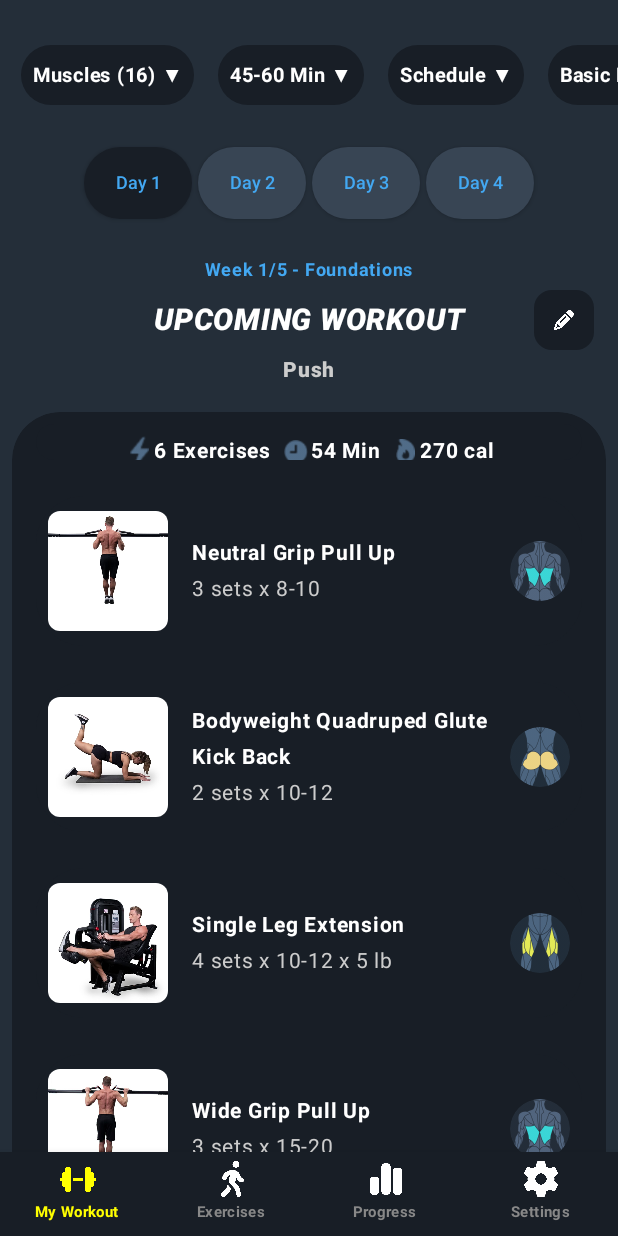
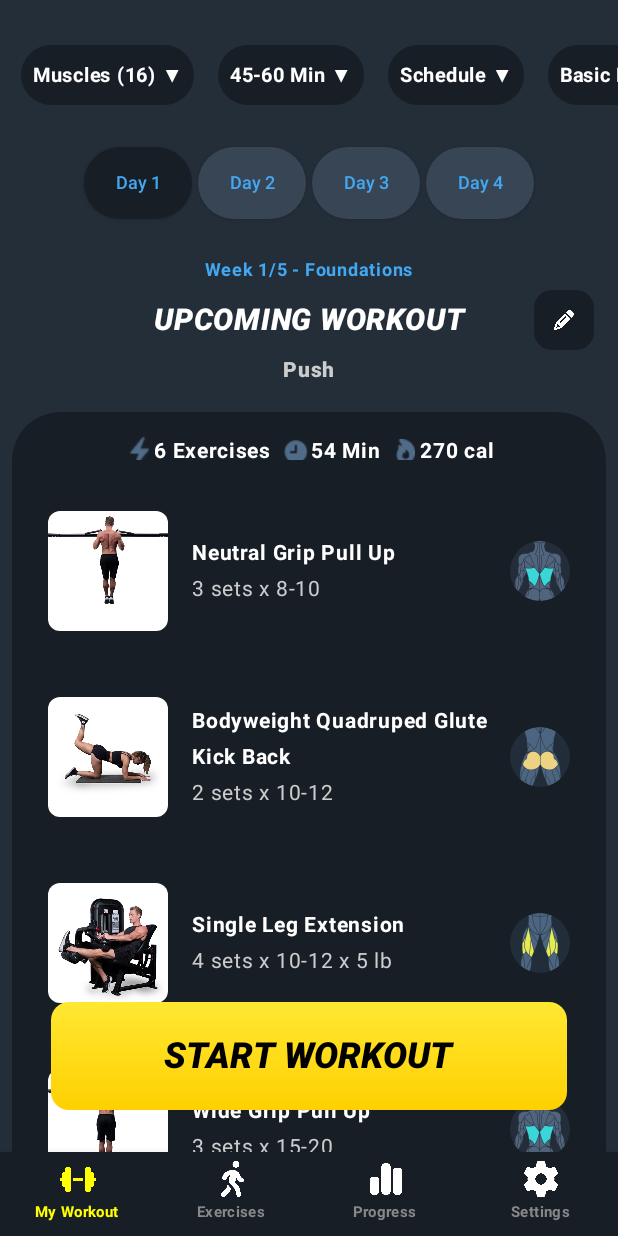
Before and after one commit to itay64/MyWorkoutApp, an Android app built with Jetpack Compose: the screen it shows after launch (MainActivity), on a phone screen of 412 x 824 dp. Run offline under Robolectric (Android 15) with nearby library versions, the phone set to English and light mode, and no system bars.

Commit message:
Added the Start Workout button, finished everything.

```diff
--- a/app/src/main/java/gg/pignet/myworkoutapp/MainActivity.kt
+++ b/app/src/main/java/gg/pignet/myworkoutapp/MainActivity.kt
@@ -3,26 +3,36 @@ package gg.pignet.myworkoutapp
 import android.os.Bundle
 import androidx.activity.compose.setContent
 import androidx.appcompat.app.AppCompatActivity
+import androidx.compose.foundation.layout.Box
 import androidx.compose.foundation.layout.Column
 import androidx.compose.foundation.layout.Spacer
 import androidx.compose.foundation.layout.fillMaxSize
 import androidx.compose.foundation.layout.height
+import androidx.compose.foundation.layout.offset
 import androidx.compose.foundation.layout.padding
+import androidx.compose.material.FloatingActionButton
 import androidx.compose.material.MaterialTheme
 import androidx.compose.material.Scaffold
 import androidx.compose.material.Surface
+import androidx.compose.material.Text
 import androidx.compose.runtime.*
+import androidx.compose.ui.Alignment
 import androidx.compose.ui.Modifier
+import androidx.compose.ui.graphics.Color
+import androidx.compose.ui.text.font.FontWeight
 import androidx.compose.ui.unit.dp
+import androidx.compose.ui.unit.sp
 import androidx.navigation.compose.NavHost
 import androidx.navigation.compose.composable
 import androidx.navigation.compose.rememberNavController
 import gg.pignet.myworkoutapp.color.BackgroundColor
+import gg.pignet.myworkoutapp.color.SecondaryColor
 import gg.pignet.myworkoutapp.ui.BottomNavBar
 import gg.pignet.myworkoutapp.ui.Days
 import gg.pignet.myworkoutapp.ui.ExercisesScreen
 import gg.pignet.myworkoutapp.ui.ProgressScreen
 import gg.pignet.myworkoutapp.ui.SettingsScreen
+import gg.pignet.myworkoutapp.ui.StartWorkoutButton
 import gg.pignet.myworkoutapp.ui.TopScrollbar
 
 class MainActivity : AppCompatActivity() {
@@ -61,7 +71,7 @@ class MainActivity : AppCompatActivity() {
 
         Scaffold(
             backgroundColor = BackgroundColor,
-            bottomBar = { BottomNavBar(navController) }
+            bottomBar = { BottomNavBar(navController) },
         ) { innerPadding ->
             Column(
                 modifier = Modifier
@@ -83,11 +93,20 @@ class MainActivity : AppCompatActivity() {
 
     @Composable
     fun WorkoutScreen() {
-        Column(modifier = Modifier.fillMaxSize()) {
-            TopScrollbar()
-            Spacer(modifier = Modifier.height(16.dp))
-            Days(this@MainActivity)
+        Box(modifier = Modifier.fillMaxSize()) {
+            Column(modifier = Modifier.fillMaxSize()) {
+                TopScrollbar()
+                Spacer(modifier = Modifier.height(16.dp))
+                Days(this@MainActivity)
+                Spacer(modifier = Modifier.weight(1f))
+            }
+            StartWorkoutButton(
+                modifier = Modifier
+                    .align(Alignment.Center)
+                    .offset(y = (256+64).dp)
+            )
         }
     }
 
+
 }
--- a/app/src/main/java/gg/pignet/myworkoutapp/color/Color.kt
+++ b/app/src/main/java/gg/pignet/myworkoutapp/color/Color.kt
@@ -6,3 +6,5 @@ val BackgroundColor = Color(36, 46, 57)
 val SecondaryColor = Color(24, 30, 38)
 val BlueTextColor = Color(67, 168, 242)
 val DaysNotClickedOn = Color(56, 69, 84)
+val GradientFirst = Color(255, 232, 50)
+val GradientSecond = Color(255, 208, 1)
--- a/app/src/main/java/gg/pignet/myworkoutapp/ui/Days.kt
+++ b/app/src/main/java/gg/pignet/myworkoutapp/ui/Days.kt
@@ -4,6 +4,7 @@ import androidx.compose.foundation.background
 import androidx.compose.foundation.layout.Box
 import androidx.compose.foundation.layout.Row
 import androidx.compose.foundation.layout.Spacer
+import androidx.compose.foundation.layout.fillMaxSize
 import androidx.compose.foundation.layout.fillMaxWidth
 import androidx.compose.foundation.layout.height
 import androidx.compose.foundation.layout.offset
@@ -12,6 +13,7 @@ import androidx.compose.foundation.layout.width
 import androidx.compose.foundation.shape.RoundedCornerShape
 import androidx.compose.material.Button
 import androidx.compose.material.ButtonDefaults
+import androidx.compose.material.FloatingActionButton
 import androidx.compose.material.Text
 import androidx.compose.runtime.Composable
 import androidx.compose.runtime.LaunchedEffect
@@ -89,4 +91,23 @@ fun Days( activity: MainActivity){
     WeekAndUpComingWorkoutTitle()
     Spacer(modifier = Modifier.height(16.dp))
     WorkoutContent(currentWorkout, activity)
+
+    Box(
+        modifier = Modifier.fillMaxSize()
+    ) {
+        FloatingActionButton(
+            onClick = { /* Handle button click here */ },
+            modifier = Modifier
+                .align(Alignment.BottomEnd) // Position at the bottom-right
+                .padding(16.dp)
+        ) {
+            Text(
+                text = "+",
+                color = Color.White,
+                fontSize = 24.sp,
+                fontWeight = FontWeight.Bold
+            )
+        }
+    }
+
 }
--- /dev/null
+++ b/app/src/main/java/gg/pignet/myworkoutapp/ui/StartWorkoutButton.kt
@@ -0,0 +1,47 @@
+package gg.pignet.myworkoutapp.ui
+
+import androidx.compose.foundation.background
+import androidx.compose.foundation.layout.height
+import androidx.compose.foundation.layout.width
+import androidx.compose.foundation.shape.RoundedCornerShape
+import androidx.compose.material.Button
+import androidx.compose.material.ButtonDefaults
+import androidx.compose.material.Text
+import androidx.compose.runtime.Composable
+import androidx.compose.ui.Modifier
+import androidx.compose.ui.graphics.Brush
+import androidx.compose.ui.graphics.Color
+import androidx.compose.ui.text.font.FontStyle
+import androidx.compose.ui.text.font.FontWeight
+import androidx.compose.ui.unit.dp
+import androidx.compose.ui.unit.sp
+import gg.pignet.myworkoutapp.color.GradientFirst
+import gg.pignet.myworkoutapp.color.GradientSecond
+
+@Composable
+fun StartWorkoutButton(
+    modifier: Modifier = Modifier
+) {
+
+    val gradient = Brush.verticalGradient(colors = listOf(GradientFirst, GradientSecond))
+
+    Button(
+        onClick = {},
+        modifier = modifier
+            .width(344.dp)
+            .height(72.dp)
+            .background(gradient, RoundedCornerShape(12.dp)),
+        elevation = null,
+        colors = ButtonDefaults.buttonColors(backgroundColor = Color.Transparent),
+    ) {
+        Text(
+            text = "START WORKOUT",
+            maxLines = 1,
+            color = Color.Black,
+            fontStyle = FontStyle.Italic,
+            fontSize = 24.sp,
+            fontWeight = FontWeight.Black,
+            letterSpacing = 0.1.sp
+        )
+    }
+}
```
